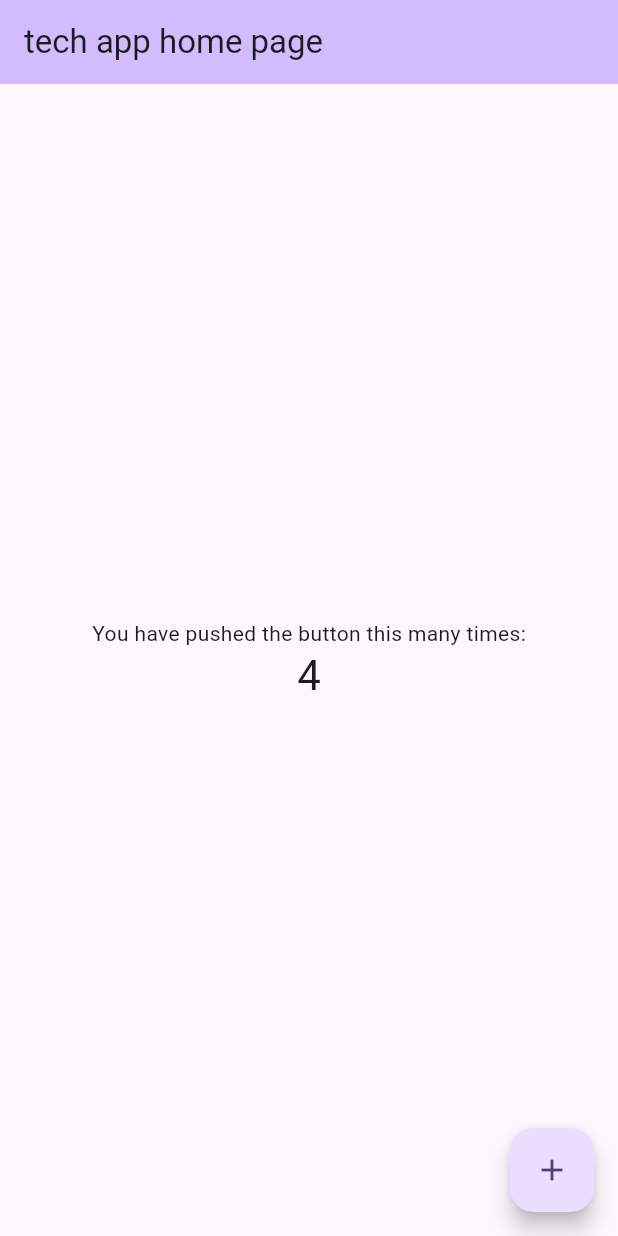
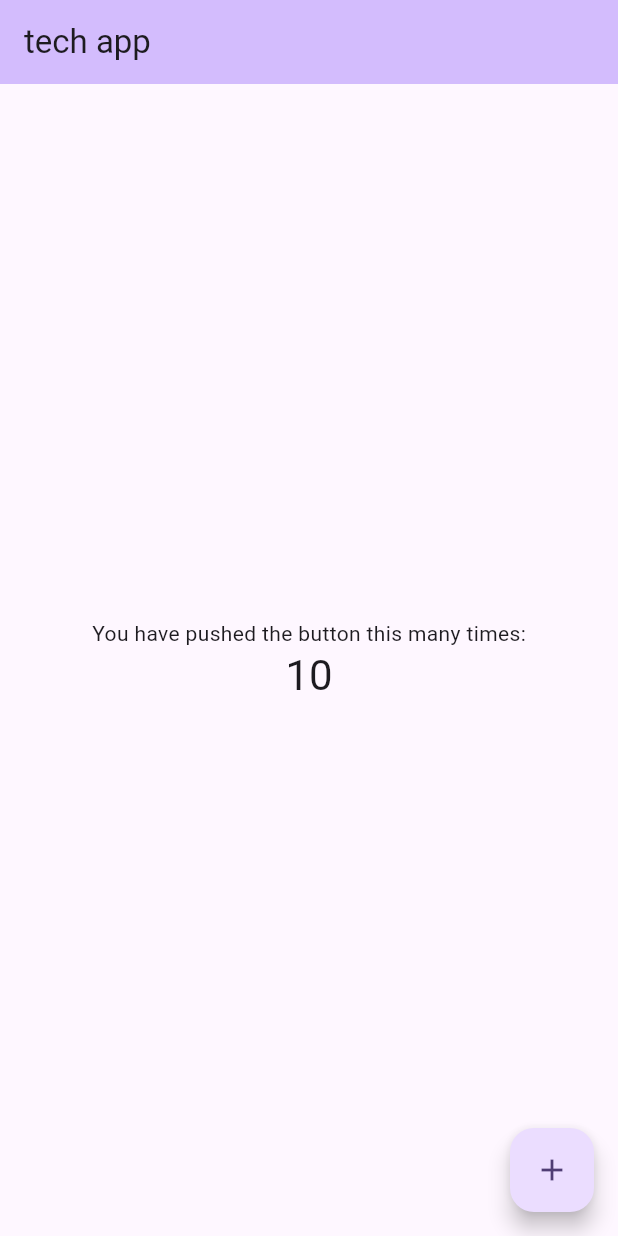
Before and after one commit to NikShein/flutter_aws, a Flutter app: the screen it shows after launch, on a phone screen of 412 x 824 dp. Run offline on Flutter 3.47's test engine with Material 2 defaults, Android fonts, the phone set to English and light mode, and no system bars.

```diff
--- a/lib/main.dart
+++ b/lib/main.dart
@@ -31,7 +31,7 @@ class MyApp extends StatelessWidget {
         colorScheme: ColorScheme.fromSeed(seedColor: Colors.deepPurple),
         useMaterial3: true,
       ),
-      home: const MyHomePage(title: 'tech app home page'),
+      home: const MyHomePage(title: 'tech app'),
     );
   }
 }
@@ -55,7 +55,7 @@ class MyHomePage extends StatefulWidget {
 }
 
 class _MyHomePageState extends State<MyHomePage> {
-  int _counter = 4;
+  int _counter = 10;
 
   void _incrementCounter() {
     setState(() {
```
